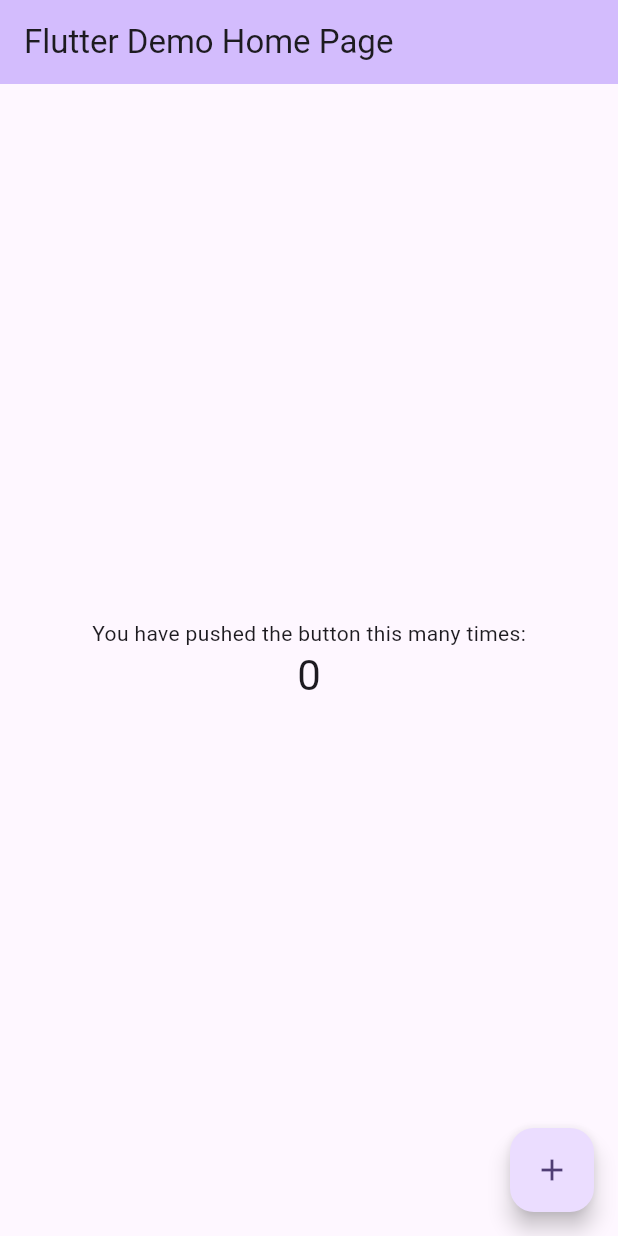
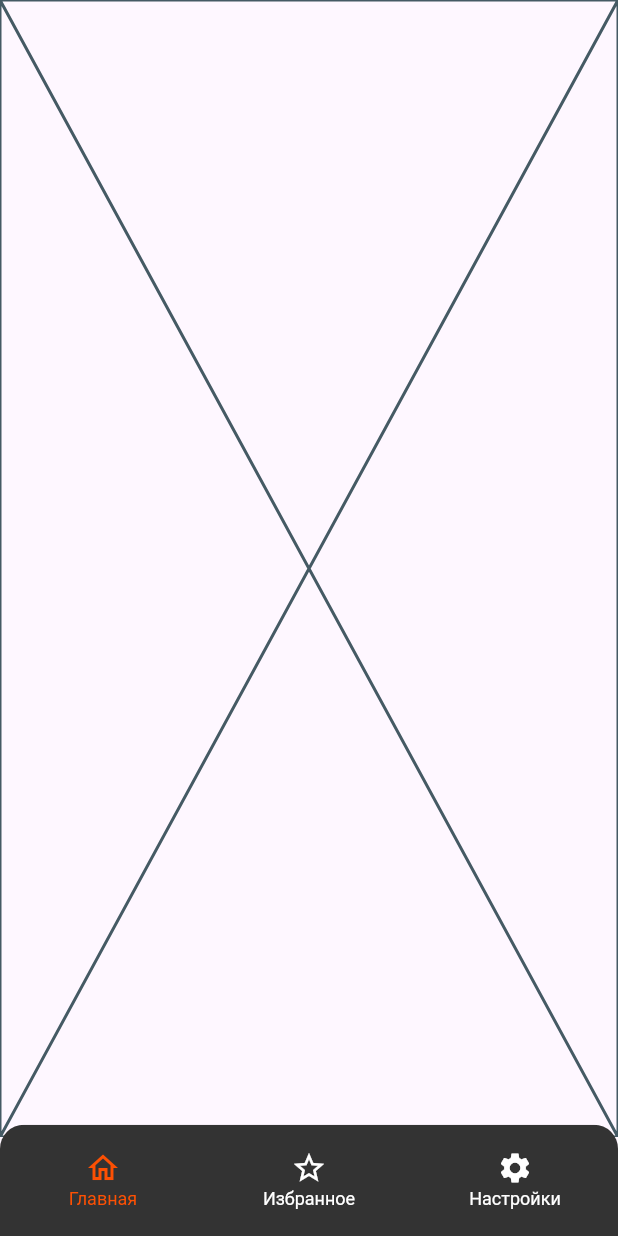
Before and after one commit to wAlienUFOx/rick_and_morty, a Flutter app: the screen it shows after launch, on a phone screen of 412 x 824 dp. Run offline on Flutter 3.47's test engine with Material 3 defaults, Android fonts, the phone set to English and light mode, and no system bars; our stand-ins replace dio, flutter_bloc, get_it, go_router.

Commit message:
app architecture

```diff
--- /dev/null
+++ b/lib/injection_container.dart
@@ -0,0 +1,22 @@
+import 'package:dio/dio.dart';
+import 'package:get_it/get_it.dart';
+
+final sl = GetIt.instance;
+
+Future<void> initializeDependencies() async {
+
+  //Dio
+  sl.registerSingleton<Dio>(Dio());
+
+  // Clients
+  // sl.registerSingleton<CharactersApiClient>(CharactersApiClient.create(characterApiUrl: apiUrl, dio: sl()));
+
+  // Dependencies
+  // sl.registerSingleton<CharactersRepository>(CharactersRepositoryImpl(sl(), sl()));
+
+  // final CharacterBloc routesBloc = CharacterBloc(sl());
+  // final FavoritesBloc favoritesBloc = FavoritesBloc();
+
+  //Blocs
+  // sl.registerFactory<FavoritesBloc>(() => favoritesBloc);
+}
--- a/lib/main.dart
+++ b/lib/main.dart
@@ -1,122 +1,42 @@
 import 'package:flutter/material.dart';
+import 'package:flutter_bloc/flutter_bloc.dart';
+import 'package:provider/provider.dart';
+import 'package:rick_and_morty/presentation/navigation/go_router_configuration.dart';
+import 'package:rick_and_morty/presentation/theme/custom_theme.dart';
 
-void main() {
-  runApp(const MyApp());
+import 'injection_container.dart';
+
+Future<void> main() async {
+  await initializeDependencies();
+  runApp(const RickAndMortyApp());
 }
 
-class MyApp extends StatelessWidget {
-  const MyApp({super.key});
+class RickAndMortyApp extends StatelessWidget {
+  const RickAndMortyApp({super.key});
 
-  // This widget is the root of your application.
   @override
   Widget build(BuildContext context) {
-    return MaterialApp(
-      title: 'Flutter Demo',
-      theme: ThemeData(
-        // This is the theme of your application.
-        //
-        // TRY THIS: Try running your application with "flutter run". You'll see
-        // the application has a purple toolbar. Then, without quitting the app,
-        // try changing the seedColor in the colorScheme below to Colors.green
-        // and then invoke "hot reload" (save your changes or press the "hot
-        // reload" button in a Flutter-supported IDE, or press "r" if you used
-        // the command line to start the app).
-        //
-        // Notice that the counter didn't reset back to zero; the application
-        // state is not lost during the reload. To reset the state, use hot
-        // restart instead.
-        //
-        // This works for code too, not just values: Most code changes can be
-        // tested with just a hot reload.
-        colorScheme: ColorScheme.fromSeed(seedColor: Colors.deepPurple),
+    return MultiBlocProvider(
+      providers: [
+        // BlocProvider<CharactersBloc>(create: (context) => sl()),
+        // BlocProvider<FavoritesBloc>(create: (context) => sl()),
+      ],
+      child: Provider(
+        create: (context) => GoRouterConfiguration(),
+        child: Builder(builder: (context) {
+          return ThemeProvider(
+            appTheme: AppTheme.light,
+            child: MaterialApp.router(
+              routerConfig: Provider.of<GoRouterConfiguration>(context).router,
+              debugShowCheckedModeBanner: false,
+              theme: ThemeData(
+                colorScheme: ColorScheme.fromSeed(seedColor: Colors.deepPurple),
+                useMaterial3: true,
+              ),
+            ),
+          );
+        }),
       ),
-      home: const MyHomePage(title: 'Flutter Demo Home Page'),
     );
   }
 }
-
-class MyHomePage extends StatefulWidget {
-  const MyHomePage({super.key, required this.title});
-
-  // This widget is the home page of your application. It is stateful, meaning
-  // that it has a State object (defined below) that contains fields that affect
-  // how it looks.
-
-  // This class is the configuration for the state. It holds the values (in this
-  // case the title) provided by the parent (in this case the App widget) and
-  // used by the build method of the State. Fields in a Widget subclass are
-  // always marked "final".
-
-  final String title;
-
-  @override
-  State<MyHomePage> createState() => _MyHomePageState();
-}
-
-class _MyHomePageState extends State<MyHomePage> {
-  int _counter = 0;
-
-  void _incrementCounter() {
-    setState(() {
-      // This call to setState tells the Flutter framework that something has
-      // changed in this State, which causes it to rerun the build method below
-      // so that the display can reflect the updated values. If we changed
-      // _counter without calling setState(), then the build method would not be
-      // called again, and so nothing would appear to happen.
-      _counter++;
-    });
-  }
-
-  @override
-  Widget build(BuildContext context) {
-    // This method is rerun every time setState is called, for instance as done
-    // by the _incrementCounter method above.
-    //
-    // The Flutter framework has been optimized to make rerunning build methods
-    // fast, so that you can just rebuild anything that needs updating rather
-    // than having to individually change instances of widgets.
-    return Scaffold(
-      appBar: AppBar(
-        // TRY THIS: Try changing the color here to a specific color (to
-        // Colors.amber, perhaps?) and trigger a hot reload to see the AppBar
-        // change color while the other colors stay the same.
-        backgroundColor: Theme.of(context).colorScheme.inversePrimary,
-        // Here we take the value from the MyHomePage object that was created by
-        // the App.build method, and use it to set our appbar title.
-        title: Text(widget.title),
-      ),
-      body: Center(
-        // Center is a layout widget. It takes a single child and positions it
-        // in the middle of the parent.
-        child: Column(
-          // Column is also a layout widget. It takes a list of children and
-          // arranges them vertically. By default, it sizes itself to fit its
-          // children horizontally, and tries to be as tall as its parent.
-          //
-          // Column has various properties to control how it sizes itself and
-          // how it positions its children. Here we use mainAxisAlignment to
-          // center the children vertically; the main axis here is the vertical
-          // axis because Columns are vertical (the cross axis would be
-          // horizontal).
-          //
-          // TRY THIS: Invoke "debug painting" (choose the "Toggle Debug Paint"
-          // action in the IDE, or press "p" in the console), to see the
-          // wireframe for each widget.
-          mainAxisAlignment: MainAxisAlignment.center,
-          children: <Widget>[
-            const Text('You have pushed the button this many times:'),
-            Text(
-              '$_counter',
-              style: Theme.of(context).textTheme.headlineMedium,
-            ),
-          ],
-        ),
-      ),
-      floatingActionButton: FloatingActionButton(
-        onPressed: _incrementCounter,
-        tooltip: 'Increment',
-        child: const Icon(Icons.add),
-      ), // This trailing comma makes auto-formatting nicer for build methods.
-    );
-  }
-}
--- /dev/null
+++ b/lib/presentation/navigation/app_routes.dart
@@ -0,0 +1,3 @@
+class AppRoutes {
+  static const String home = '/';
+}
--- /dev/null
+++ b/lib/presentation/navigation/go_router_configuration.dart
@@ -0,0 +1,61 @@
+import 'package:flutter/material.dart';
+import 'package:go_router/go_router.dart';
+import '../screens/home/home_screen.dart';
+import 'app_routes.dart';
+import 'nav_handler.dart';
+
+class GoRouterConfiguration {
+  GoRouter get router => _goRouter;
+  final _rootNavigatorKey = GlobalKey<NavigatorState>();
+
+  late final _goRouter = GoRouter(
+    debugLogDiagnostics: true,
+    initialLocation: AppRoutes.home,
+    navigatorKey: _rootNavigatorKey,
+    routes: [
+      // GoRoute(
+      //   path: AppRoutes.favorite,
+      //   name: AppRoutes.favorite,
+      //   builder: (context, state) {
+      //     if (state.extra is int) {
+      //       final routeId = state.extra as int;
+      //       return FavoriteRouteScreen(routeId: routeId);
+      //     } else {
+      //       throw Exception('AppRoutes.favorite - state.extra is not int');
+      //     }
+      //   },
+      // ),
+      StatefulShellRoute.indexedStack(
+        builder: (context, state, navigationShell) => NavHandler(navigationShell: navigationShell),
+        branches: [
+          StatefulShellBranch(
+            initialLocation: AppRoutes.home,
+            routes: [
+              GoRoute(path: AppRoutes.home, name: AppRoutes.home, builder: (context, state) => const HomeScreen()),
+            ],
+          ),
+          // StatefulShellBranch(
+          //   initialLocation: AppRoutes.routes,
+          //   routes: [
+          //     GoRoute(
+          //       path: AppRoutes.routes,
+          //       name: AppRoutes.routes,
+          //       builder: (context, state) => const RoutesScreen(),
+          //     ),
+          //   ],
+          // ),
+          // StatefulShellBranch(
+          //   initialLocation: AppRoutes.info,
+          //   routes: [
+          //     GoRoute(
+          //       path: AppRoutes.info,
+          //       name: AppRoutes.info,
+          //       builder: (context, state) => const InfoScreen(),
+          //     ),
+          //   ],
+          // ),
+        ],
+      ),
+    ],
+  );
+}
--- /dev/null
+++ b/lib/presentation/navigation/nav_handler.dart
@@ -0,0 +1,73 @@
+import 'package:flutter/material.dart';
+import 'package:go_router/go_router.dart';
+
+import '../theme/colors.dart';
+import '../theme/texts.dart';
+
+class NavHandler extends StatelessWidget {
+  const NavHandler({super.key, required this.navigationShell});
+
+  final StatefulNavigationShell navigationShell;
+
+  bool isTablet(BuildContext context) {
+    var shortestSide = MediaQuery.of(context).size.shortestSide;
+    return shortestSide > 600 && MediaQuery.of(context).orientation == Orientation.landscape;
+  }
+
+  @override
+  Widget build(BuildContext context) {
+    return Scaffold(
+      extendBody: true,
+      body: Padding(padding: EdgeInsets.only(bottom: MediaQuery.sizeOf(context).height * 0.08), child: navigationShell),
+      bottomNavigationBar: ClipRRect(
+        borderRadius: const BorderRadius.vertical(top: Radius.circular(16)),
+        child: SizedBox(
+          height: MediaQuery.sizeOf(context).height * 0.09,
+          child: BottomNavigationBar(
+            backgroundColor: ColorsTheme.of(context).secondarySF,
+            elevation: 0,
+            selectedFontSize: 12,
+            unselectedFontSize: 12,
+            selectedLabelStyle: TextsTheme.of(context).label(ColorsTheme.of(context).accentText),
+            unselectedLabelStyle: TextsTheme.of(context).label(ColorsTheme.of(context).primaryInvertedText),
+            selectedItemColor: ColorsTheme.of(context).accentIcon,
+            unselectedItemColor: ColorsTheme.of(context).primaryInvertedIcon,
+            enableFeedback: true,
+            currentIndex: navigationShell.currentIndex,
+            onTap: (index) {
+              navigationShell.goBranch(index);
+            },
+            items: [
+              buildItem(context: context, index: 0, icon: Icons.home_outlined, label: 'Главная'),
+              buildItem(context: context, index: 1, icon: Icons.star_border_outlined, label: 'Избранное'),
+              buildItem(context: context, index: 2, icon: Icons.settings, label: 'Настройки'),
+            ],
+          ),
+        ),
+      ),
+    );
+  }
+
+  BottomNavigationBarItem buildItem({
+    required BuildContext context,
+    required int index,
+    required IconData icon,
+    required String label,
+  }) {
+    return BottomNavigationBarItem(
+      icon: SizedBox.square(
+        dimension: 24,
+        child: Center(
+          child: Icon(
+            icon,
+            color:
+                navigationShell.currentIndex == index
+                    ? ColorsTheme.of(context).accentIcon
+                    : ColorsTheme.of(context).primaryInvertedIcon,
+          ),
+        ),
+      ),
+      label: label,
+    );
+  }
+}
--- /dev/null
+++ b/lib/presentation/screens/home/home_screen.dart
@@ -0,0 +1,10 @@
+import 'package:flutter/material.dart';
+
+class HomeScreen extends StatelessWidget {
+  const HomeScreen({super.key});
+
+  @override
+  Widget build(BuildContext context) {
+    return const Placeholder();
+  }
+}
--- /dev/null
+++ b/lib/presentation/theme/colors.dart
@@ -0,0 +1,105 @@
+import 'package:flutter/material.dart';
+import 'custom_theme.dart';
+
+class ColorsTheme {
+  const ColorsTheme._();
+
+  static ColorsTheme get light => const ColorsTheme._();
+
+  static ColorsTheme get dark => const DarkColorsTheme._();
+
+  static ColorsTheme getThemeFromKey(AppTheme appTheme) {
+    switch (appTheme) {
+      case AppTheme.dark:
+        return dark;
+      default:
+        return light;
+    }
+  }
+
+  static ColorsTheme of(BuildContext context) {
+    final themeColor = CustomTheme.of(context);
+    switch (themeColor.theme) {
+      case AppTheme.dark:
+        return dark;
+      default:
+        return light;
+    }
+  }
+
+  AppTheme get theme => AppTheme.light;
+
+  Color get primaryBG => const Color(0xFFFFFFFF);
+  Color get secondaryBG => const Color(0xFFF2F2F2);
+
+  Color get primaryText => const Color(0xFF161616);
+  Color get secondaryText => const Color(0x993C3C43);
+  Color get accentText => const Color(0xFFFD5003);
+  Color get primaryInvertedText => const Color(0xFFFFFFFF);
+
+  Color get primarySF => const Color(0xFFFD5003);
+  Color get primaryPressedSF => const Color(0xFFFF6521);
+  Color get primaryInactiveSF => const Color(0xFFFFEEE6);
+  Color get secondarySF => const Color(0xFF333333);
+  Color get secondaryPressedSF => const Color(0xFF656565);
+  Color get secondaryInactiveSF => const Color(0xFFF6F5F4);
+
+  Color get primaryBorder => const Color(0xFFFFFFFF);
+  Color get secondaryBorder => const Color(0xFFA2A2A2);
+  Color get accentBorder => const Color(0xFFFD5003);
+
+  Color get accentIcon => const Color(0xFFFD5003);
+  Color get primaryInvertedIcon => const Color(0xFFFFFFFF);
+  Color get primaryIcon => const Color(0xFF161616);
+  Color get secondaryIcon => const Color(0x663C3C43);
+}
+
+class DarkColorsTheme implements ColorsTheme {
+  const DarkColorsTheme._();
+
+  @override
+  AppTheme get theme => AppTheme.dark;
+
+  @override
+  Color get primaryBG => const Color(0xFFFFFFFF);
+  @override
+  Color get secondaryBG => const Color(0xFFF2F2F2);
+
+  @override
+  Color get primaryText => const Color(0xFF161616);
+  @override
+  Color get secondaryText => const Color(0x993C3C43);
+  @override
+  Color get accentText => const Color(0xFFFD5003);
+  @override
+  Color get primaryInvertedText => const Color(0xFFFFFFFF);
+
+  @override
+  Color get primarySF => const Color(0xFFFD5003);
+  @override
+  Color get primaryPressedSF => const Color(0xFFFF6521);
+  @override
+  Color get primaryInactiveSF => const Color(0xFFFFEEE6);
+  @override
+  Color get secondarySF => const Color(0xFF333333);
+  @override
+  Color get secondaryPressedSF => const Color(0xFF656565);
+  @override
+  Color get secondaryInactiveSF => const Color(0xFFF6F5F4);
+
+  @override
+  Color get primaryBorder => const Color(0xFFFFFFFF);
+  @override
+  Color get secondaryBorder => const Color(0xFFA2A2A2);
+  @override
+  Color get accentBorder => const Color(0xFFFD5003);
+
+  @override
+  Color get accentIcon => const Color(0xFFFD5003);
+  @override
+  Color get primaryInvertedIcon => const Color(0xFFFFFFFF);
+  @override
+  Color get primaryIcon => const Color(0xFF161616);
+  @override
+  Color get secondaryIcon => const Color(0x663C3C43);
+}
--- /dev/null
+++ b/lib/presentation/theme/custom_theme.dart
@@ -0,0 +1,58 @@
+import 'package:flutter/material.dart';
+import 'colors.dart';
+
+enum AppTheme {
+  dark,
+  light,
+}
+
+class CustomTheme extends InheritedWidget {
+  final ColorsTheme colorsTheme;
+
+  CustomTheme({
+    super.key,
+    required AppTheme appTheme,
+    required super.child,
+  }) : colorsTheme = ColorsTheme.getThemeFromKey(appTheme);
+
+  @override
+  bool updateShouldNotify(CustomTheme oldWidget) {
+    return colorsTheme != oldWidget.colorsTheme;
+  }
+
+  static ColorsTheme of(BuildContext context) {
+    final CustomTheme? result = context.dependOnInheritedWidgetOfExactType<CustomTheme>();
+    assert(result != null, 'No MyThemeInheritedWidget found in context');
+    return result!.colorsTheme;
+  }
+}
+
+class ThemeProvider extends StatefulWidget {
+  final Widget child;
+  final AppTheme appTheme;
+  const ThemeProvider({super.key, required this.child, required this.appTheme});
+
+  @override
+  State<ThemeProvider> createState() => ThemeProviderState();
+
+  static ThemeProviderState of(BuildContext context) {
+    return context.findAncestorStateOfType<ThemeProviderState>()!;
+  }
+}
+
+class ThemeProviderState extends State<ThemeProvider> {
+  ColorsTheme _colorsTheme = ColorsTheme.light;
+
+  @override
+  void initState() {
+    super.initState();
+    _colorsTheme = ColorsTheme.getThemeFromKey(widget.appTheme);
+  }
+
+  void changeTheme(ColorsTheme colorsTheme) => setState(() => _colorsTheme = colorsTheme);
+
+  @override
+  Widget build(BuildContext context) {
+    return CustomTheme(appTheme: _colorsTheme.theme, child: widget.child);
+  }
+}
--- /dev/null
+++ b/lib/presentation/theme/texts.dart
@@ -0,0 +1,34 @@
+import 'package:flutter/material.dart';
+import 'custom_theme.dart';
+
+class TextsTheme {
+  const TextsTheme._();
+
+  static TextsTheme get light => const TextsTheme._();
+
+  static TextsTheme of(BuildContext context) {
+    final themeColor = CustomTheme.of(context);
+    switch (themeColor.theme) {
+      default:
+        return light;
+    }
+  }
+
+  TextStyle heading(Color color) {
+    return TextStyle(
+      color: color,
+      fontWeight: FontWeight.w700,
+      letterSpacing: 0,
+      fontSize: 26,
+    );
+  }
+
+  TextStyle label(Color color) {
+    return TextStyle(
+      color: color,
+      fontWeight: FontWeight.w400,
+      fontSize: 12,
+      letterSpacing: 0,
+    );
+  }
+}
```
Also changed, not shown: pubspec.yaml (+10 -2 lines), lib/data/data_sources/local/shared_prefs.dart (added), pubspec.lock.
